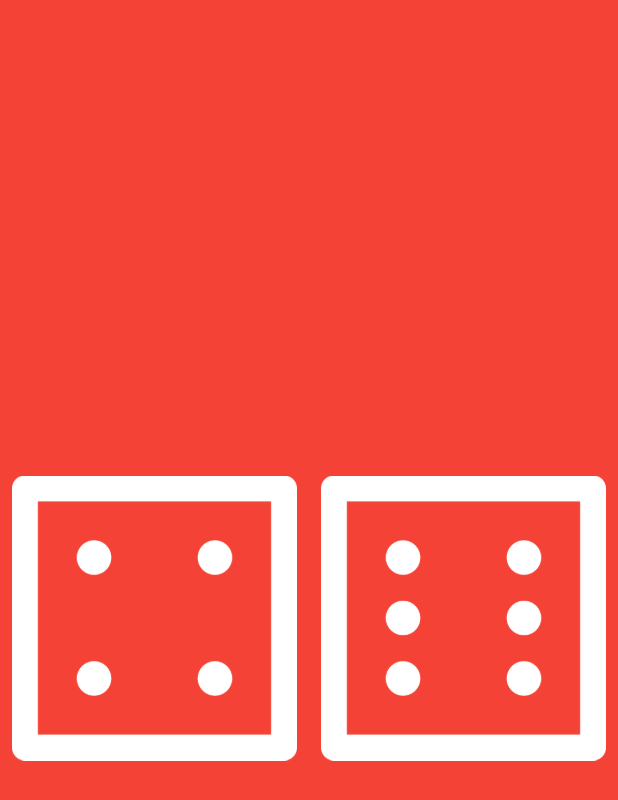
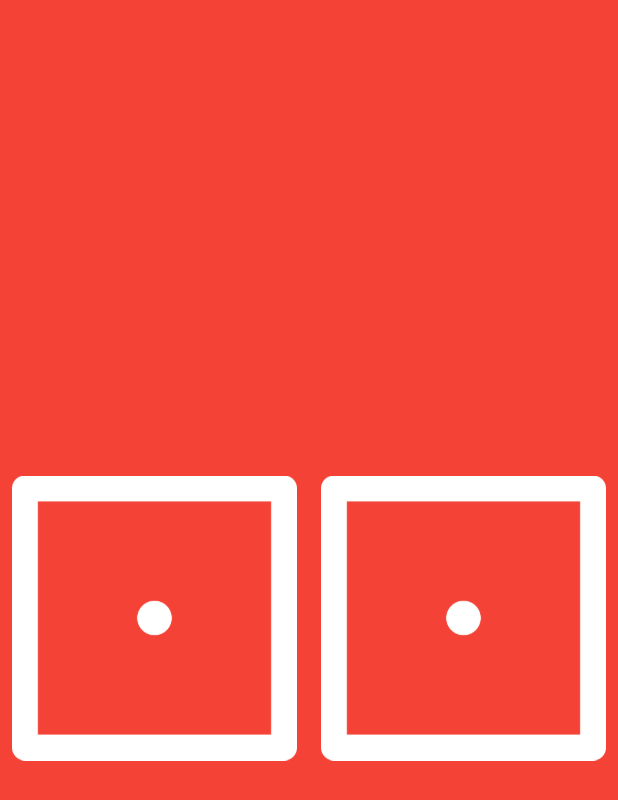
Before and after one commit to marcelopmont/mob_23_examples, a Flutter app: the screen it shows after launch, on a phone screen of 412 x 824 dp. Shown: the top 800 px of the screen. Run offline on Flutter 3.47's test engine with Material 2 defaults, Android fonts, the phone set to English and light mode, and no system bars; our stand-ins replace google_fonts.

Commit message:
Dice screen finished

```diff
--- a/lib/class_2/components/dice_widget.dart
+++ b/lib/class_2/components/dice_widget.dart
@@ -1,20 +1,25 @@
-import 'package:flutter/widgets.dart';
+import 'package:flutter/material.dart';
 
 class DiceWidget extends StatelessWidget {
   const DiceWidget({
     Key? key,
     required this.number,
+    required this.onPressed,
   }) : super(key: key);
 
   final int number;
+  final Function() onPressed;
 
   @override
   Widget build(BuildContext context) {
     return Expanded(
-      child: Padding(
-        padding: const EdgeInsets.all(8.0),
-        child: Image(
-          image: AssetImage('assets/images/dice$number.png'),
+      child: InkWell(
+        onTap: onPressed,
+        child: Padding(
+          padding: const EdgeInsets.all(8.0),
+          child: Image(
+            image: AssetImage('assets/images/dice$number.png'),
+          ),
         ),
       ),
     );
--- a/lib/class_2/dice_screen.dart
+++ b/lib/class_2/dice_screen.dart
@@ -1,8 +1,26 @@
+import 'dart:math';
+
 import 'package:flutter/material.dart';
 import 'package:flutter_class_1/class_2/components/dice_widget.dart';
 
-class DiceScreen extends StatelessWidget {
-  const DiceScreen({Key? key}) : super(key: key);
+class DiceScreen extends StatefulWidget {
+  DiceScreen({Key? key}) : super(key: key);
+
+  @override
+  State<DiceScreen> createState() => _DiceScreenState();
+}
+
+class _DiceScreenState extends State<DiceScreen> {
+  final random = Random();
+  late int dice1Value;
+  late int dice2Value;
+
+  @override
+  void initState() {
+    super.initState();
+    dice1Value = 1;
+    dice2Value = 1;
+  }
 
   @override
   Widget build(BuildContext context) {
@@ -10,9 +28,23 @@ class DiceScreen extends StatelessWidget {
       backgroundColor: Colors.red,
       body: Center(
         child: Row(
-          children: const [
-            DiceWidget(number: 4,),
-            DiceWidget(number: 6,),
+          children: [
+            DiceWidget(
+              number: dice1Value,
+              onPressed: () {
+                setState(() {
+                  dice1Value = random.nextInt(6) + 1;
+                });
+              },
+            ),
+            DiceWidget(
+              number: dice2Value,
+              onPressed: () {
+                setState(() {
+                  dice2Value = random.nextInt(6) + 1;
+                });
+              },
+            ),
           ],
         ),
       ),
--- a/lib/main.dart
+++ b/lib/main.dart
@@ -12,7 +12,7 @@ class Mob23Examples extends StatelessWidget {
 
   @override
   Widget build(BuildContext context) {
-    return const MaterialApp(
+    return MaterialApp(
       debugShowCheckedModeBanner: true,
       home: DiceScreen(),
     );
```
